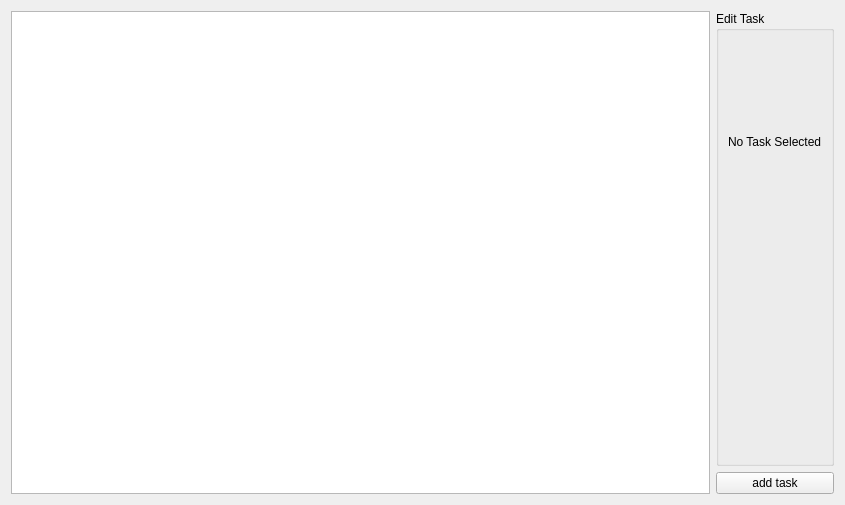
First picture: the form in python/stack_of_tasks/ui/assets/ui_files/TaskHierachy.ui, repository ubi-agni/stack_of_tasks, before the edit.
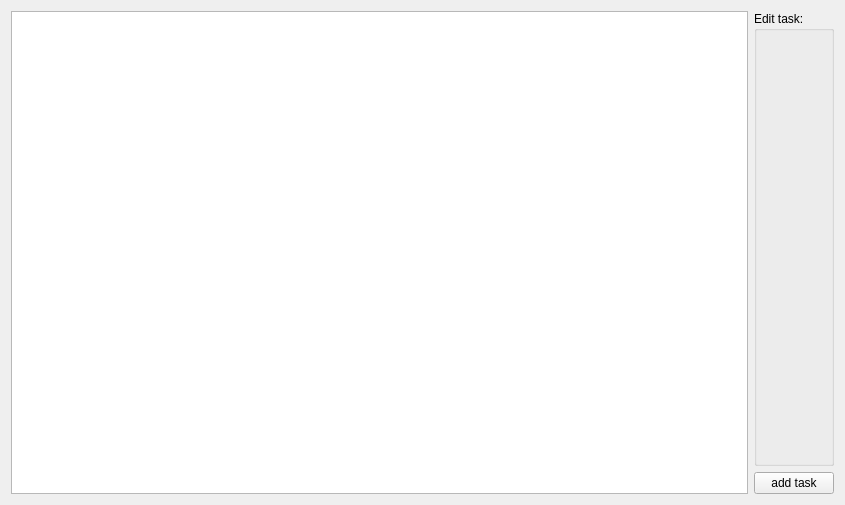
Second picture: the form after the edit. Custom widgets are drawn as their Qt base class.

```diff
--- a/python/stack_of_tasks/ui/assets/ui_files/TaskHierachy.ui
+++ b/python/stack_of_tasks/ui/assets/ui_files/TaskHierachy.ui
@@ -20,22 +20,10 @@
    <item>
     <layout class="QVBoxLayout" name="verticalLayout">
      <item>
-      <widget class="QGroupBox" name="edit_group">
+      <widget class="EditorGroupBox" name="edit_task">
        <property name="title">
-        <string>Edit Task</string>
+        <string>Edit task:</string>
        </property>
-       <layout class="QVBoxLayout" name="verticalLayout_2">
-        <item>
-         <widget class="QLabel" name="NoneSelected">
-          <property name="text">
-           <string>No Task Selected</string>
-          </property>
-         </widget>
-        </item>
-        <item>
-         <widget class="TaskDetails" name="task_details" native="true"/>
-        </item>
-       </layout>
       </widget>
      </item>
      <item>
@@ -51,9 +39,9 @@
  </widget>
  <customwidgets>
   <customwidget>
-   <class>TaskDetails</class>
-   <extends>QWidget</extends>
-   <header>stack_of_tasks.ui.hierarchy_tab.task_details</header>
+   <class>EditorGroupBox</class>
+   <extends>QGroupBox</extends>
+   <header>stack_of_tasks.ui.widgets.has_trait_widgets</header>
    <container>1</container>
   </customwidget>
  </customwidgets>
```
Left out of the diff: 4 changed lines with no effect on the pictures.
